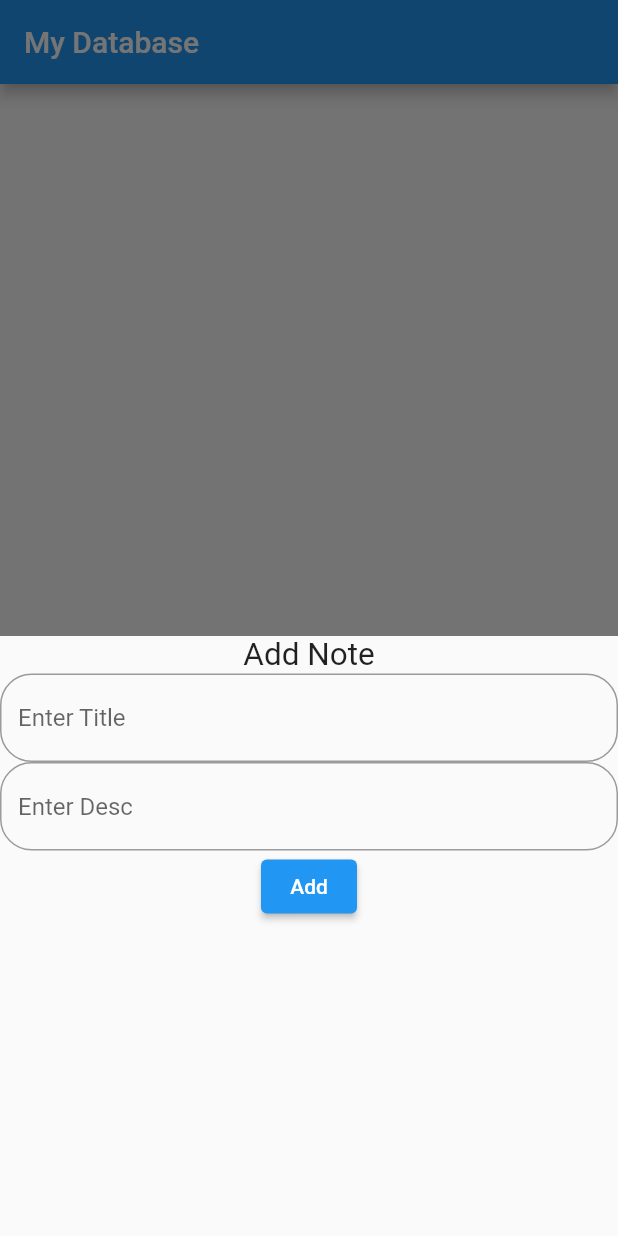
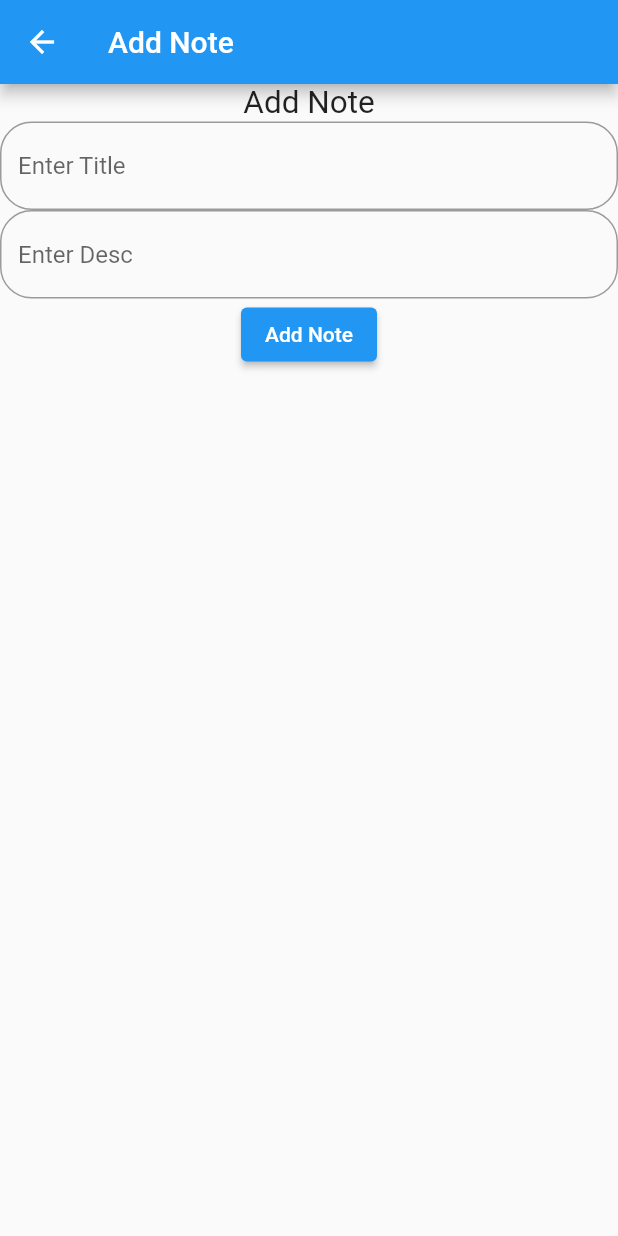
Before and after one commit to raunak2909/database_131, a Flutter app: the screen it shows after launch, after a tap on the "add" icon, on a phone screen of 412 x 824 dp. Run offline on Flutter 3.47's test engine with Material 2 defaults, Android fonts, the light colour scheme and no system bars; our stand-ins replace sqflite; accounts and stored records are empty.

Commit message:
Added Provider with Database

```diff
--- /dev/null
+++ b/lib/add_note_page.dart
@@ -0,0 +1,79 @@
+import 'package:flutter/material.dart';
+import 'package:provider/provider.dart';
+
+import 'note_model.dart';
+import 'note_provider.dart';
+
+class AddNotePage extends StatelessWidget {
+  String? title;
+  String? desc;
+  bool isUpdate = false;
+
+  AddNotePage({required this.isUpdate, this.title, this.desc});
+
+
+  var titleController = TextEditingController();
+  var descController = TextEditingController();
+  String operationTitle = "Add Note";
+
+  void addNote(String title, String desc, BuildContext context) async {
+    context.read<NoteProvider>().addNote(NoteModel(title: title, desc: desc));
+  }
+
+  void updateNote(){
+
+  }
+
+  initControllers(){
+    titleController.text = title!;
+    descController.text = desc!;
+  }
+
+  @override
+  Widget build(BuildContext context) {
+
+    if(isUpdate){
+      initControllers();
+      operationTitle = "Update Note";
+    }
+
+    return Scaffold(
+      appBar: AppBar(
+        title: Text(operationTitle),
+      ),
+      body: Container(
+          height: 400,
+          child: Column(children: [
+            Text(operationTitle, style: TextStyle(fontSize: 21)),
+            TextField(
+              controller: titleController,
+              decoration: InputDecoration(
+                  hintText: 'Enter Title',
+                  border: OutlineInputBorder(
+                      borderRadius: BorderRadius.circular(21.0))),
+            ),
+            TextField(
+              controller: descController,
+              decoration: InputDecoration(
+                  hintText: 'Enter Desc',
+                  border: OutlineInputBorder(
+                      borderRadius: BorderRadius.circular(21.0))),
+            ),
+            ElevatedButton(
+                child: Text(operationTitle),
+                onPressed: () {
+                  var title = titleController.text.toString();
+                  var desc = descController.text.toString();
+
+                  if(isUpdate){
+                    updateNote();
+                  } else {
+                    addNote(title, desc, context);
+                  }
+
+                  Navigator.pop(context);
+                }),
+          ])),
+    );
+  }
+}
--- a/lib/app_database.dart
+++ b/lib/app_database.dart
@@ -25,7 +25,8 @@ class AppDataBase{
     if(_database != null){
       return _database!;
     } else {
-      return await initDB();
+      _database = await initDB();
+      return _database!;
     }
   }
 
@@ -40,7 +41,7 @@ class AppDataBase{
       version: 1,
       onCreate: (db, version) async{
         //create tables here
-        db.execute("Create table $NOTE_TABLE ( $NOTE_COLUMN_ID integer primary key autoincrement, $NOTE_COLUMN_TITLE text, $NOTE_COLUMN_DESC text )");
+        db.execute("Create table $NOTE_TABLE ( $NOTE_COLUMN_ID integer primary key autoincrement, $NOTE_COLUMN_TITLE text, $NOTE_COLUMN_DESC text)");
       }
     );
 
--- a/lib/main.dart
+++ b/lib/main.dart
@@ -1,10 +1,17 @@
+import 'package:database_131/add_note_page.dart';
+import 'package:database_131/note_provider.dart';
 import 'package:flutter/material.dart';
+import 'package:path/path.dart';
+import 'package:provider/provider.dart';
 
 import 'app_database.dart';
 import 'note_model.dart';
 
 void main() {
-  runApp(const MyApp());
+  runApp(ChangeNotifierProvider(
+    create: (context) => NoteProvider(),
+    child: const MyApp(),
+  ));
 }
 
 class MyApp extends StatelessWidget {
@@ -33,7 +40,7 @@ class MyHomePage extends StatefulWidget {
 }
 
 class _MyHomePageState extends State<MyHomePage> {
-  late AppDataBase myDB;
+  //late AppDataBase myDB;
   List<NoteModel> arrNotes = [];
 
   var titleController = TextEditingController();
@@ -42,85 +49,86 @@ class _MyHomePageState extends State<MyHomePage> {
   @override
   initState() {
     super.initState();
-    myDB = AppDataBase.db;
-
-    getNotes();
   }
 
-  void getNotes() async {
-    arrNotes = await myDB.fetchAllNotes();
-    setState(() {});
+  void getInitialNotes(BuildContext context) {
+    context.read<NoteProvider>().fetchNotes();
   }
 
-  void addNotes(String title, String desc) async {
-    bool check = await myDB.addNote(NoteModel(title: title, desc: desc));
-
-    if (check) {
-      arrNotes = await myDB.fetchAllNotes();
-      setState(() {});
-    }
-  }
 
   @override
   Widget build(BuildContext context) {
+    getInitialNotes(context);
     return Scaffold(
         appBar: AppBar(
           title: Text('${widget.title}'),
         ),
-        body: ListView.builder(
-            itemCount: arrNotes.length,
+        body: Consumer<NoteProvider>(
+          builder: (_, provider, __) {
+            return ListView.builder(
+                itemCount: provider
+                    .getNotes()
+                    .length,
                 itemBuilder: (_, index) {
+                  var currData = provider.getNotes()[index];
                   return InkWell(
-                onTap: (){
-                  titleController.text = arrNotes[index].title;
-                  descController.text = arrNotes[index].desc;
-                  showModalBottomSheet(
+                    onTap: () {
+                      //Update the Note
+                      //titleController.text = currData.title;
+                      //descController.text = currData.desc;
+                      Navigator.push(context,
+                          MaterialPageRoute(builder: (context) => AddNotePage(
+                            isUpdate: true,
+                            title: currData.title,
+                            desc: currData.desc,),));
+                      /*showModalBottomSheet(
                           context: context,
                           builder: (context) {
                             return Container(
                                 height: 400,
                                 child: Column(children: [
-                              Text('Update Note', style: TextStyle(fontSize: 21)),
+                                  Text('Update Note',
+                                      style: TextStyle(fontSize: 21)),
                                   TextField(
                                     controller: titleController,
                                     decoration: InputDecoration(
                                         hintText: 'Enter Title',
                                         border: OutlineInputBorder(
-                                        borderRadius: BorderRadius.circular(21.0))),
+                                            borderRadius:
+                                                BorderRadius.circular(21.0))),
                                   ),
                                   TextField(
                                     controller: descController,
                                     decoration: InputDecoration(
                                         hintText: 'Enter Desc',
                                         border: OutlineInputBorder(
-                                        borderRadius: BorderRadius.circular(21.0))),
+                                            borderRadius:
+                                                BorderRadius.circular(21.0))),
                                   ),
                                   ElevatedButton(
                                       child: Text('Update'),
-                                  onPressed: () async{
-                                    var mTitle = titleController.text.toString();
-                                    var mDesc = descController.text.toString();
-                                    await myDB.updateNote(NoteModel(note_id: arrNotes[index].note_id, title: mTitle, desc: mDesc));
-                                    getNotes();
-                                    titleController.text = "";
-                                    descController.clear();
-                                    Navigator.pop(context);
-                                  }),
+                                      onPressed: () async {}),
                                 ]));
+                          });*/
+                    },
+                    child: ListTile(
+                        title: Text(currData.title),
+                        subtitle: Text(currData.desc),
+                        trailing: InkWell(
+                            onTap: () async {}, child: Icon(Icons.delete))),
+                  );
                 });
           },
-                child: ListTile(
-                    title: Text(arrNotes[index].title),
-                    subtitle: Text(arrNotes[index].desc),
-                    trailing: InkWell(onTap: () async{
-                      await myDB.deleteNote(arrNotes[index].note_id!);
-                      getNotes();
-                    }, child: Icon(Icons.delete))),
-              );
-            }),
+        ),
         floatingActionButton: FloatingActionButton(
             onPressed: () {
-              showModalBottomSheet(
+              Navigator.push(
+                  context,
+                  MaterialPageRoute(
+                    builder: (context) => AddNotePage(isUpdate: false,),
+                  ));
+
+              /*showModalBottomSheet(
                   context: context,
                   builder: (context) {
                     return Container(
@@ -147,13 +155,13 @@ class _MyHomePageState extends State<MyHomePage> {
                                 var title = titleController.text.toString();
                                 var desc = descController.text.toString();
 
-                                addNotes(title, desc);
+                                addNotes(title, desc, context);
                                 titleController.text = "";
                                 descController.clear();
                                 Navigator.pop(context);
                               }),
                         ]));
-                  });
+                  });*/
             },
             child: Icon(Icons.add)));
   }
--- /dev/null
+++ b/lib/note_provider.dart
@@ -0,0 +1,37 @@
+import 'package:database_131/app_database.dart';
+import 'package:flutter/material.dart';
+
+import 'note_model.dart';
+
+class NoteProvider extends ChangeNotifier{
+
+  List<NoteModel> _arrNotes = [];
+  AppDataBase db = AppDataBase.db;
+
+  //to get initial notes when app is opened
+  fetchNotes() async{
+    _arrNotes = await db.fetchAllNotes();
+    notifyListeners();
+  }
+
+  //to add note
+  addNote(NoteModel newNote) async{
+    var check = await db.addNote(newNote);
+
+    if(check){
+      /*_arrNotes = await db.fetchAllNotes();
+      notifyListeners();*/
+      fetchNotes();
+    }
+  }
+
+
+
+  List<NoteModel> getNotes(){
+    return _arrNotes;
+  }
+
+
+
+
+}
--- a/pubspec.yaml
+++ b/pubspec.yaml
@@ -36,8 +36,9 @@ dependencies:
   # Use with the CupertinoIcons class for iOS style icons.
   cupertino_icons: ^1.0.2
   sqflite: ^2.2.8+4
-  path_provider: ^2.0.15
+  path_provider: 2.0.15
   path: ^1.8.2
+  provider: ^6.0.5
 
 dev_dependencies:
   flutter_test:
```
Also changed, not shown: pubspec.lock, 9 other files. Lines whose indentation alone changed are shown as unchanged.
